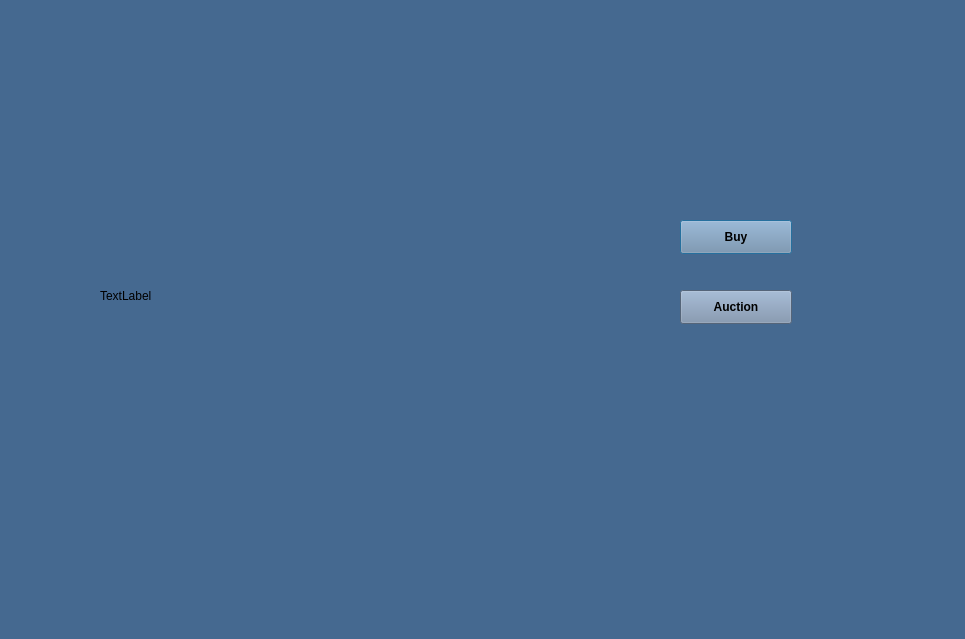
Before: the Qt Designer form Monopoly/buy.ui in shaahinfaezi/Monopoly, drawn with Qt 5.
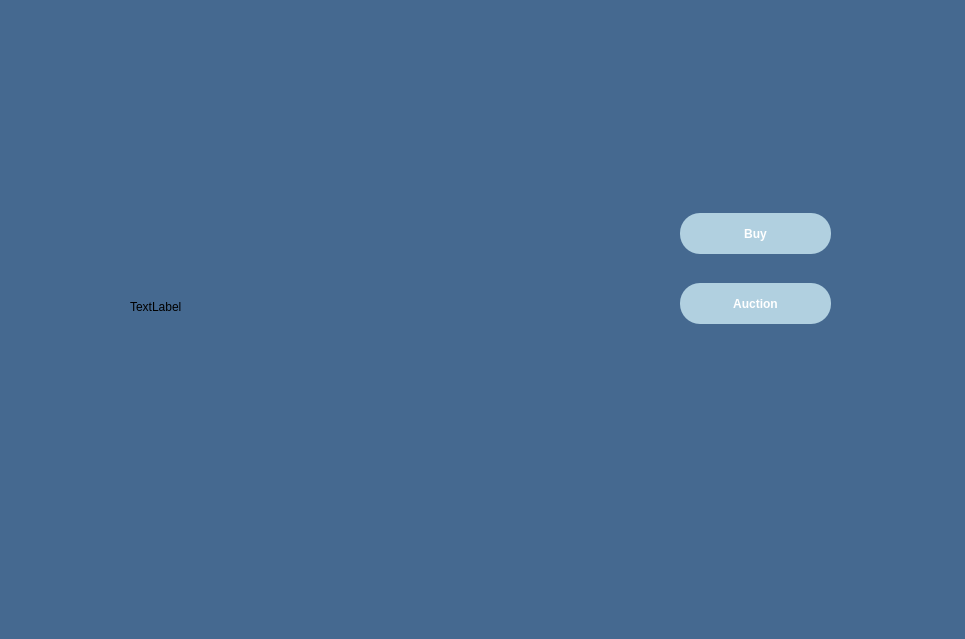
After: the same form once the commit is applied.

Diff of the .ui file:
```diff
--- a/Monopoly/buy.ui
+++ b/Monopoly/buy.ui
@@ -20,10 +20,10 @@
   <widget class="QLabel" name="label">
    <property name="geometry">
     <rect>
-     <x>100</x>
-     <y>60</y>
-     <width>351</width>
-     <height>471</height>
+     <x>130</x>
+     <y>20</y>
+     <width>422</width>
+     <height>574</height>
     </rect>
    </property>
    <property name="styleSheet">
@@ -42,9 +42,9 @@
    <property name="geometry">
     <rect>
      <x>680</x>
-     <y>220</y>
-     <width>112</width>
-     <height>34</height>
+     <y>213</y>
+     <width>151</width>
+     <height>41</height>
     </rect>
    </property>
    <property name="font">
@@ -54,7 +54,12 @@
     </font>
    </property>
    <property name="styleSheet">
-    <string notr="true">background-color: rgb(119, 141, 169);</string>
+    <string notr="true">color: rgb(255, 255, 255);
+background-color: qlineargradient(x1: 0, y1: 0, x2: 0, y2: 1, stop: 0 rgb(177, 208, 224), stop: 1 rgb(177, 208, 224));
+border-style: solid;
+border:none;
+border-width: 5px;
+border-radius: 20px;</string>
    </property>
    <property name="text">
     <string>Buy</string>
@@ -64,9 +69,9 @@
    <property name="geometry">
     <rect>
      <x>680</x>
-     <y>290</y>
-     <width>112</width>
-     <height>34</height>
+     <y>283</y>
+     <width>151</width>
+     <height>41</height>
     </rect>
    </property>
    <property name="font">
@@ -76,7 +81,12 @@
     </font>
    </property>
    <property name="styleSheet">
-    <string notr="true">background-color: rgb(119, 141, 169);</string>
+    <string notr="true">color: rgb(255, 255, 255);
+background-color: qlineargradient(x1: 0, y1: 0, x2: 0, y2: 1, stop: 0 rgb(177, 208, 224), stop: 1 rgb(177, 208, 224));
+border-style: solid;
+border:none;
+border-width: 5px;
+border-radius: 20px;</string>
    </property>
    <property name="text">
     <string>Auction</string>
```
